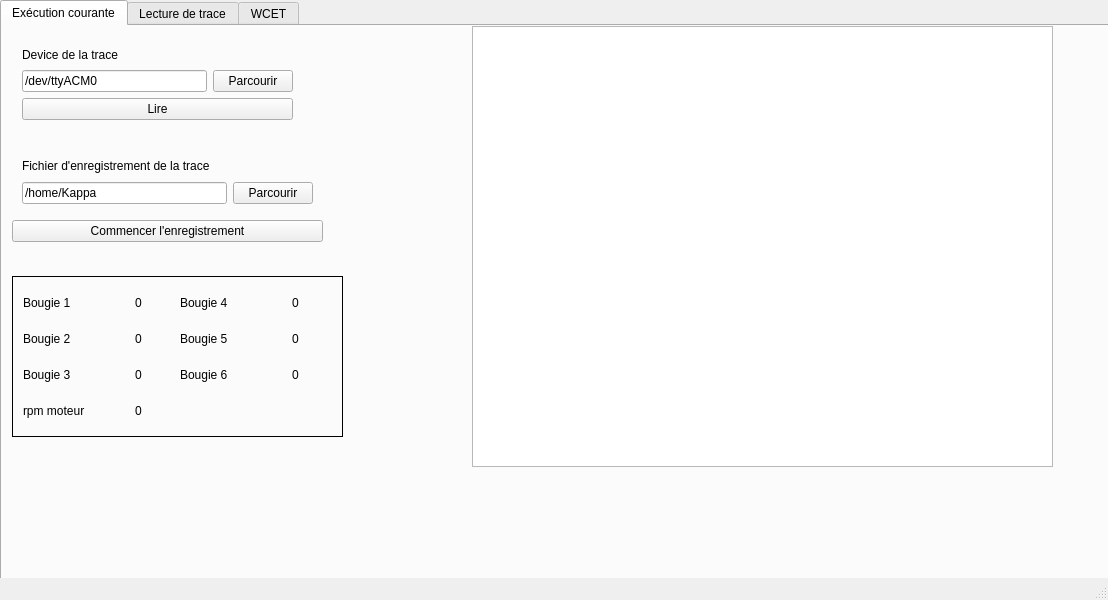
First picture: the form in qt_gui/mainwindow.ui, repository UPPERCASE4SIAME/Projet, before the edit.
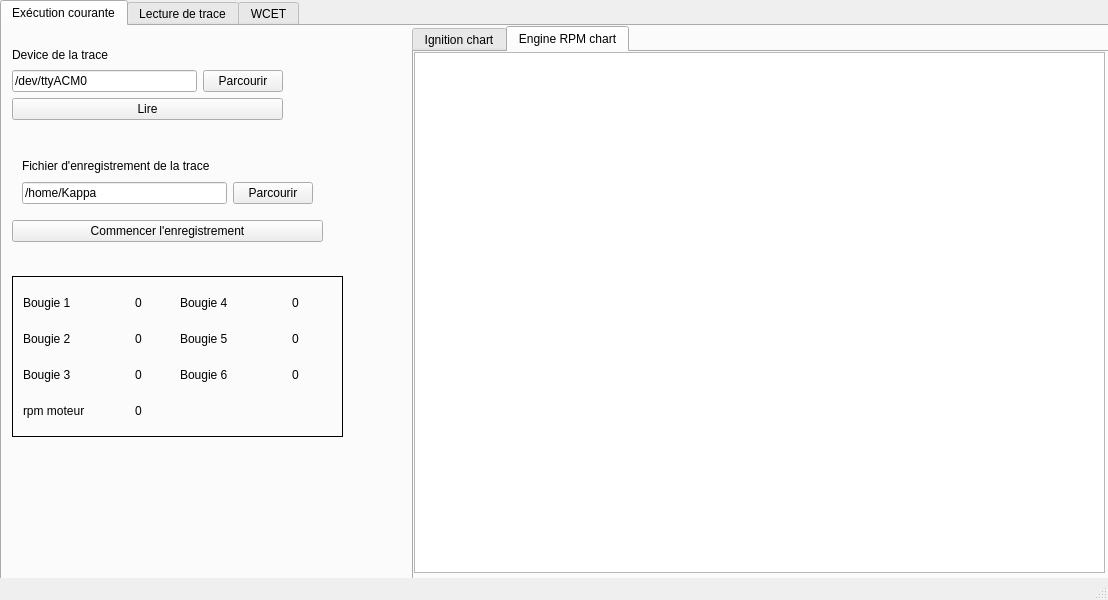
Second picture: the form after the edit. The open tabs and pages were chosen to show the change. Custom widgets are drawn as their Qt base class.

Commit message: Setting up parts of the other charts

What changed in the file:
```diff
--- a/qt_gui/mainwindow.ui
+++ b/qt_gui/mainwindow.ui
@@ -30,20 +30,10 @@
      <attribute name="title">
       <string>Exécution courante</string>
      </attribute>
-     <widget class="QtCharts::QChartView" name="ignition_chart_exec">
-      <property name="geometry">
-       <rect>
-        <x>470</x>
-        <y>0</y>
-        <width>581</width>
-        <height>441</height>
-       </rect>
-      </property>
-     </widget>
      <widget class="QWidget" name="verticalLayoutWidget_3">
       <property name="geometry">
        <rect>
-        <x>10</x>
+        <x>0</x>
         <y>10</y>
         <width>291</width>
         <height>94</height>
@@ -357,6 +347,49 @@
        </item>
       </layout>
      </widget>
+     <widget class="QTabWidget" name="chart_tabWidget_exec">
+      <property name="geometry">
+       <rect>
+        <x>410</x>
+        <y>0</y>
+        <width>721</width>
+        <height>571</height>
+       </rect>
+      </property>
+      <property name="currentIndex">
+       <number>1</number>
+      </property>
+      <widget class="QWidget" name="tab_6">
+       <attribute name="title">
+        <string>Ignition chart</string>
+       </attribute>
+       <widget class="QtCharts::QChartView" name="ignition_chart_exec">
+        <property name="geometry">
+         <rect>
+          <x>0</x>
+          <y>0</y>
+          <width>691</width>
+          <height>521</height>
+         </rect>
+        </property>
+       </widget>
+      </widget>
+      <widget class="QWidget" name="tab_7">
+       <attribute name="title">
+        <string>Engine RPM chart</string>
+       </attribute>
+       <widget class="QtCharts::QChartView" name="engine_chart_exec">
+        <property name="geometry">
+         <rect>
+          <x>0</x>
+          <y>0</y>
+          <width>691</width>
+          <height>521</height>
+         </rect>
+        </property>
+       </widget>
+      </widget>
+     </widget>
     </widget>
     <widget class="QWidget" name="tab">
      <attribute name="title">
```
Left out of the diff: 45 changed lines with no effect on the pictures. The commit also changes 3 other files.
